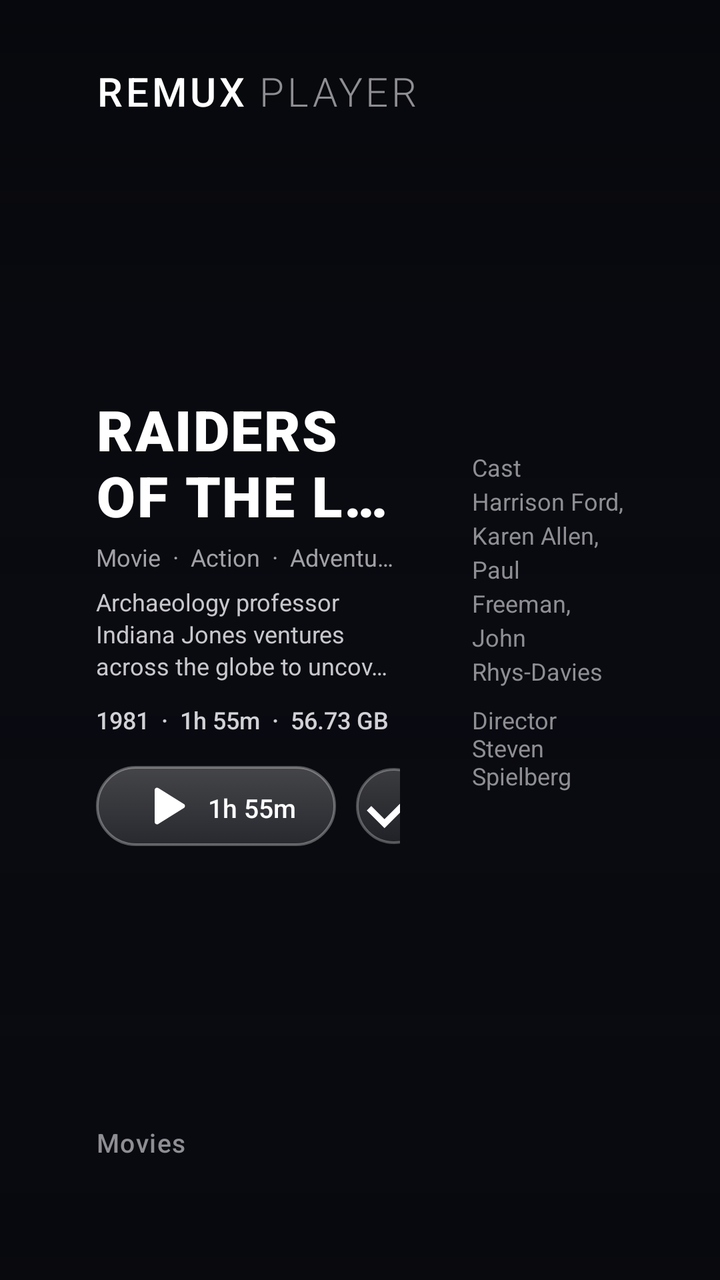
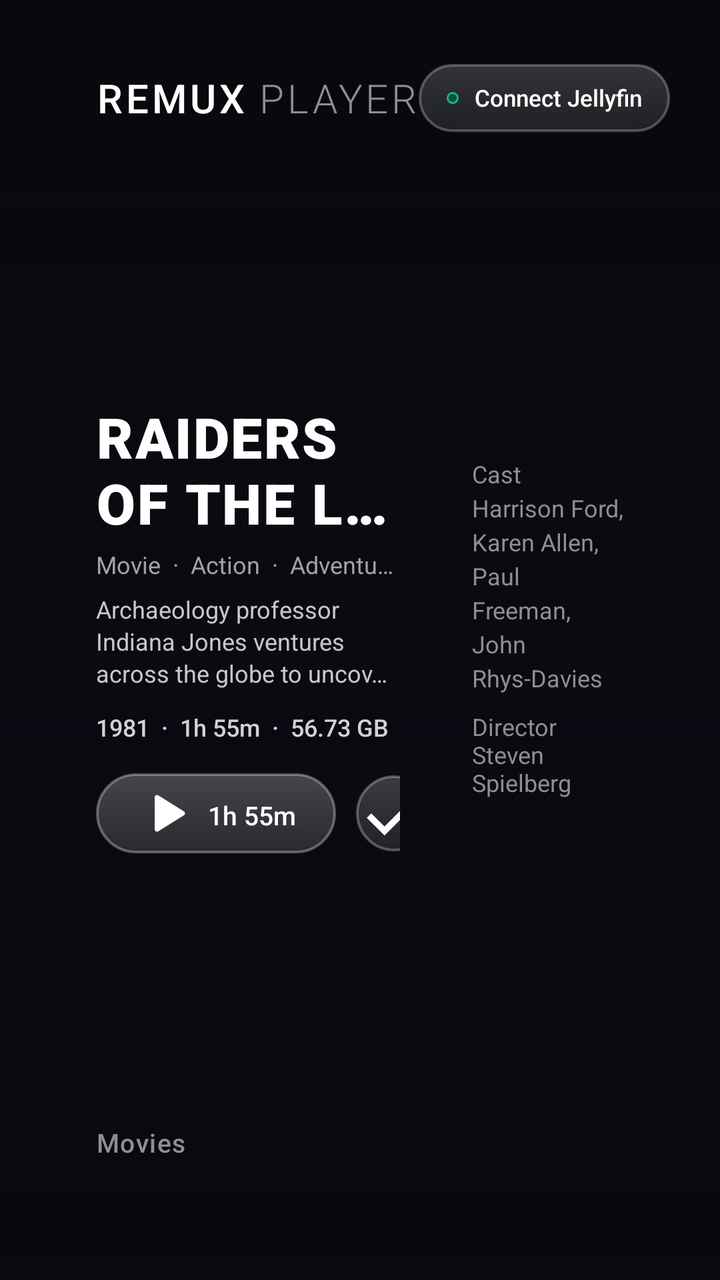

The first picture is an Android layout as it rendered before a commit; the second is the same layout after the commit. The layout source and the unified diff follow.
<!-- AndroidManifest.xml: application theme Theme.Leanback.Fullscreen -->
<!-- res/layout/activity_main.xml -->
<?xml version="1.0" encoding="utf-8"?>
<FrameLayout xmlns:android="http://schemas.android.com/apk/res/android"
    xmlns:app="http://schemas.android.com/apk/res-auto"
    android:layout_width="match_parent"
    android:layout_height="match_parent"
    android:background="#08090E">

    
    <ImageView
        android:id="@+id/ivHeroBackdrop"
        android:layout_width="match_parent"
        android:layout_height="match_parent"
        android:scaleType="centerCrop"
        android:contentDescription="Cinematic Background 1" />

    <ImageView
        android:id="@+id/ivHeroBackdropAlt"
        android:layout_width="match_parent"
        android:layout_height="match_parent"
        android:scaleType="centerCrop"
        android:alpha="0"
        android:contentDescription="Cinematic Background 2" />

    
    <View
        android:layout_width="match_parent"
        android:layout_height="match_parent"
        android:background="@drawable/bg_apple_tv_hero_scrim" />

    
    <RelativeLayout
        android:layout_width="match_parent"
        android:layout_height="match_parent"
        android:clipChildren="false"
        android:clipToPadding="false"
        android:paddingStart="48dp"
        android:paddingEnd="48dp"
        android:paddingTop="32dp"
        android:paddingBottom="28dp">

        
        <LinearLayout
            android:id="@+id/topBar"
            android:layout_width="match_parent"
            android:layout_height="wrap_content"
            android:orientation="horizontal"
            android:gravity="center_vertical">

            <LinearLayout
                android:layout_width="wrap_content"
                android:layout_height="wrap_content"
                android:orientation="horizontal"
                android:gravity="center_vertical">

                <TextView
                    android:layout_width="wrap_content"
                    android:layout_height="wrap_content"
                    android:text="REMUX"
                    android:textColor="#FFFFFF"
                    android:textSize="20sp"
                    android:fontFamily="sans-serif-medium"
                    android:letterSpacing="0.08" />

                <TextView
                    android:layout_width="wrap_content"
                    android:layout_height="wrap_content"
                    android:layout_marginStart="6dp"
                    android:text="PLAYER"
                    android:textColor="#8E8E93"
                    android:textSize="20sp"
                    android:fontFamily="sans-serif-light"
                    android:letterSpacing="0.08" />
            </LinearLayout>

            <View
                android:layout_width="0dp"
                android:layout_height="1dp"
                android:layout_weight="1" />

            
            <LinearLayout
                android:id="@+id/serverBadge"
                android:layout_width="wrap_content"
                android:layout_height="wrap_content"
                android:background="@drawable/bg_apple_tv_badge"
                android:paddingStart="12dp"
                android:paddingTop="5dp"
                android:paddingEnd="12dp"
                android:paddingBottom="5dp"
                android:gravity="center_vertical"
                android:visibility="gone">

                <View
                    android:layout_width="6dp"
                    android:layout_height="6dp"
                    android:background="@drawable/bg_badge_directplay" />

                <TextView
                    android:id="@+id/tvServerInfo"
                    android:layout_width="wrap_content"
                    android:layout_height="wrap_content"
                    android:layout_marginStart="8dp"
                    android:text="Jellyfin Guerrero · 192.168.100.108"
                    android:textColor="#D1D1D6"
                    android:textSize="11sp"
                    android:fontFamily="sans-serif-medium" />
            </LinearLayout>
        </LinearLayout>

        
        <LinearLayout
            android:id="@+id/heroContentContainer"
            android:layout_width="match_parent"
            android:layout_height="wrap_content"
            android:layout_below="@id/topBar"
            android:layout_above="@id/bottomShelfSection"
            android:layout_marginTop="6dp"
            android:layout_marginBottom="6dp"
            android:gravity="center_vertical"
            android:orientation="horizontal">

            
            <LinearLayout
                android:layout_width="0dp"
                android:layout_height="wrap_content"
                android:layout_weight="2.0"
                android:orientation="vertical">

                
                <TextView
                    android:id="@+id/tvHeroTitle"
                    android:layout_width="match_parent"
                    android:layout_height="wrap_content"
                    android:text="RAIDERS OF THE LOST ARK"
                    android:textColor="#FFFFFF"
                    android:textSize="28sp"
                    android:maxLines="2"
                    android:ellipsize="end"
                    android:fontFamily="sans-serif-black"
                    android:letterSpacing="0.03" />

                
                <TextView
                    android:id="@+id/tvHeroGenre"
                    android:layout_width="wrap_content"
                    android:layout_height="wrap_content"
                    android:layout_marginTop="4dp"
                    android:singleLine="true"
                    android:text="Movie  ·  Action  ·  Adventure  ·  1981"
                    android:textColor="#A1A1A6"
                    android:textSize="12sp"
                    android:fontFamily="sans-serif" />

                
                <TextView
                    android:id="@+id/tvHeroSynopsis"
                    android:layout_width="match_parent"
                    android:layout_height="wrap_content"
                    android:layout_marginTop="6dp"
                    android:maxLines="3"
                    android:ellipsize="end"
                    android:lineSpacingExtra="2dp"
                    android:text="Archaeology professor Indiana Jones ventures across the globe to uncover the legendary Ark of the Covenant before insidious Nazi forces can seize its ancient power."
                    android:textColor="#C7C7CC"
                    android:textSize="12sp"
                    android:fontFamily="sans-serif" />

                
                <LinearLayout
                    android:id="@+id/llBadgesRow"
                    android:layout_width="wrap_content"
                    android:layout_height="22dp"
                    android:layout_marginTop="8dp"
                    android:orientation="horizontal"
                    android:gravity="center_vertical">

                    <TextView
                        android:id="@+id/tvMetadataText"
                        android:layout_width="wrap_content"
                        android:layout_height="wrap_content"
                        android:text="1981  ·  1h 55m  ·  56.73 GB"
                        android:textColor="#D1D1D6"
                        android:textSize="12sp"
                        android:fontFamily="sans-serif-medium" />

                    
                    <TextView
                        android:id="@+id/badgeResolution"
                        android:layout_width="wrap_content"
                        android:layout_height="18dp"
                        android:layout_marginStart="12dp"
                        android:background="@drawable/bg_apple_tv_badge"
                        android:gravity="center"
                        android:includeFontPadding="false"
                        android:paddingStart="6dp"
                        android:paddingEnd="6dp"
                        android:text="4K"
                        android:textColor="#FFFFFF"
                        android:textSize="10.5sp"
                        android:fontFamily="sans-serif-bold"
                        android:letterSpacing="0.06" />

                    
                    <TextView
                        android:id="@+id/badgeHdr"
                        android:layout_width="wrap_content"
                        android:layout_height="18dp"
                        android:layout_marginStart="6dp"
                        android:background="@drawable/bg_apple_tv_badge"
                        android:gravity="center"
                        android:includeFontPadding="false"
                        android:paddingStart="6dp"
                        android:paddingEnd="6dp"
                        android:text="DOLBY VISION"
                        android:textColor="#FFFFFF"
                        android:textSize="10.5sp"
                        android:fontFamily="sans-serif-medium"
                        android:letterSpacing="0.05" />


                    
                    <TextView
                        android:id="@+id/badgeAudio"
                        android:layout_width="wrap_content"
                        android:layout_height="18dp"
                        android:layout_marginStart="6dp"
                        android:background="@drawable/bg_apple_tv_badge"
                        android:gravity="center"
                        android:includeFontPadding="false"
                        android:paddingStart="6dp"
                        android:paddingEnd="6dp"
                        android:text="DOLBY ATMOS"
                        android:textColor="#FFFFFF"
                        android:textSize="10.5sp"
                        android:fontFamily="sans-serif-medium"
                        android:letterSpacing="0.05" />

                    
                    <TextView
                        android:id="@+id/badgeChannels"
                        android:layout_width="wrap_content"
                        android:layout_height="18dp"
                        android:layout_marginStart="6dp"
                        android:background="@drawable/bg_apple_tv_badge"
                        android:gravity="center"
                        android:includeFontPadding="false"
                        android:paddingStart="6dp"
                        android:paddingEnd="6dp"
                        android:text="7.1"
                        android:textColor="#FFFFFF"
                        android:textSize="10.5sp"
                        android:fontFamily="sans-serif-bold"
                        android:letterSpacing="0.05" />
                </LinearLayout>

                
                <LinearLayout
                    android:layout_width="wrap_content"
                    android:layout_height="44dp"
                    android:layout_marginTop="10dp"
                    android:orientation="horizontal"
                    android:gravity="center_vertical">

                    
                    <Button
                        android:id="@+id/btnPlayDirect"
                        android:layout_width="wrap_content"
                        android:layout_height="40dp"
                        android:background="@drawable/bg_apple_tv_pill_primary"
                        android:drawableStart="@drawable/ic_play_arrow"
                        android:drawableTint="@color/apple_btn_text_selector"
                        android:drawablePadding="8dp"
                        android:text="1h 55m"
                        android:textColor="@color/apple_btn_text_selector"
                        android:textSize="13sp"
                        android:fontFamily="sans-serif-medium"
                        android:textAllCaps="false"
                        android:paddingStart="20dp"
                        android:paddingEnd="20dp"
                        android:focusable="true"
                        android:nextFocusDown="@+id/shelfScrollView" />

                    
                    <ImageButton
                        android:id="@+id/btnCheck"
                        android:layout_width="38dp"
                        android:layout_height="38dp"
                        android:layout_marginStart="10dp"
                        android:background="@drawable/bg_apple_tv_circle_button"
                        android:src="@drawable/ic_check"
                        android:tint="@color/apple_btn_tint_selector"
                        android:focusable="true"
                        android:nextFocusDown="@+id/shelfScrollView"
                        android:contentDescription="In Watchlist" />

                    
                    <ImageButton
                        android:id="@+id/btnDetails"
                        android:layout_width="38dp"
                        android:layout_height="38dp"
                        android:layout_marginStart="10dp"
                        android:background="@drawable/bg_apple_tv_circle_button"
                        android:src="@drawable/ic_info"
                        android:tint="@color/apple_btn_tint_selector"
                        android:focusable="true"
                        android:nextFocusDown="@+id/shelfScrollView"
                        android:contentDescription="More Info" />
                </LinearLayout>
            </LinearLayout>

            
            <LinearLayout
                android:layout_width="0dp"
                android:layout_height="wrap_content"
                android:layout_weight="1"
                android:layout_marginStart="36dp"
                android:orientation="vertical">

                <TextView
                    android:id="@+id/tvHeroCast"
                    android:layout_width="wrap_content"
                    android:layout_height="wrap_content"
                    android:text="Cast  Harrison Ford, Karen Allen, Paul Freeman, John Rhys-Davies"
                    android:textColor="#8E8E93"
                    android:textSize="12sp"
                    android:lineSpacingExtra="3dp"
                    android:fontFamily="sans-serif" />

                <TextView
                    android:id="@+id/tvHeroDirector"
                    android:layout_width="wrap_content"
                    android:layout_height="wrap_content"
                    android:layout_marginTop="8dp"
                    android:text="Director  Steven Spielberg"
                    android:textColor="#8E8E93"
                    android:textSize="12sp"
                    android:fontFamily="sans-serif" />
            </LinearLayout>
        </LinearLayout>

        
        <LinearLayout
            android:id="@+id/bottomShelfSection"
            android:layout_width="match_parent"
            android:layout_height="wrap_content"
            android:layout_alignParentBottom="true"
            android:clipChildren="false"
            android:clipToPadding="false"
            android:orientation="vertical">

            <TextView
                android:layout_width="wrap_content"
                android:layout_height="wrap_content"
                android:text="Movies"
                android:textColor="#8E8E93"
                android:textSize="13sp"
                android:letterSpacing="0.04"
                android:fontFamily="sans-serif-medium"
                android:layout_marginBottom="4dp" />

            <HorizontalScrollView
                android:id="@+id/shelfScrollView"
                android:layout_width="match_parent"
                android:layout_height="wrap_content"
                android:scrollbars="none"
                android:fadeScrollbars="false"
                android:overScrollMode="never"
                android:requiresFadingEdge="none"
                android:clipChildren="false"
                android:clipToPadding="false"
                android:paddingStart="6dp"
                android:paddingEnd="24dp"
                android:paddingTop="12dp"
                android:paddingBottom="16dp">

                <LinearLayout
                    android:id="@+id/llCardShelf"
                    android:layout_width="wrap_content"
                    android:layout_height="wrap_content"
                    android:clipChildren="false"
                    android:clipToPadding="false"
                    android:orientation="horizontal" />
            </HorizontalScrollView>
        </LinearLayout>
    </RelativeLayout>

</FrameLayout>
<!-- resources referenced by this layout -->
<resources>
  <!-- drawable bg_apple_tv_badge (drawable) -->
  <?xml version="1.0" encoding="utf-8"?>
  <shape xmlns:android="http://schemas.android.com/apk/res/android"
      android:shape="rectangle">
      <corners android:radius="3.5dp" />
      <solid android:color="#1F222830" />
      <stroke
          android:width="0.85dp"
          android:color="#45FFFFFF" />
      <padding
          android:left="6dp"
          android:top="1.5dp"
          android:right="6dp"
          android:bottom="1.5dp" />
  </shape>
  <!-- drawable bg_apple_tv_hero_scrim (drawable) -->
  <?xml version="1.0" encoding="utf-8"?>
  <shape xmlns:android="http://schemas.android.com/apk/res/android"
      android:shape="rectangle">
      <gradient
          android:type="linear"
          android:angle="270"
          android:startColor="#20000000"
          android:centerColor="#800A0C13"
          android:endColor="#F208090E" />
  </shape>
  <!-- drawable bg_badge_directplay (drawable) -->
  <?xml version="1.0" encoding="utf-8"?>
  <shape xmlns:android="http://schemas.android.com/apk/res/android" android:shape="rectangle">
      <corners android:radius="4dp" />
      <solid android:color="#064E3B" />
      <stroke android:width="1dp" android:color="#10B981" />
      <padding android:left="8dp" android:top="4dp" android:right="8dp" android:bottom="4dp" />
  </shape>
  <!-- drawable ic_check (drawable) -->
  <vector xmlns:android="http://schemas.android.com/apk/res/android"
      android:width="20dp"
      android:height="20dp"
      android:viewportWidth="24"
      android:viewportHeight="24">
      <path
          android:fillColor="#818CF8"
          android:pathData="M9,16.17L4.83,12l-1.42,1.41L9,19 21,7l-1.41,-1.41z"/>
  </vector>
  <!-- drawable ic_info (drawable) -->
  <vector xmlns:android="http://schemas.android.com/apk/res/android"
      android:width="20dp"
      android:height="20dp"
      android:viewportWidth="24"
      android:viewportHeight="24">
      <path
          android:fillColor="#FDE68A"
          android:pathData="M12,2C6.48,2 2,6.48 2,12s4.48,10 10,10 10,-4.48 10,-10S17.52,2 12,2zm1,15h-2v-6h2v6zm0,-8h-2V7h2v2z"/>
  </vector>
  <!-- drawable ic_play_arrow (drawable) -->
  <vector xmlns:android="http://schemas.android.com/apk/res/android"
      android:width="28dp"
      android:height="28dp"
      android:viewportWidth="24"
      android:viewportHeight="24">
      <path
          android:fillColor="#FFFFFF"
          android:pathData="M8,5.14v13.72c0,0.79 0.86,1.27 1.54,0.85l10.97,-6.86c0.64,-0.4 0.64,-1.31 0,-1.71L9.54,4.29C8.86,3.87 8,4.35 8,5.14z"/>
  </vector>
  <style name="Theme.Leanback.Fullscreen" parent="Theme.Leanback">
          <item name="android:windowNoTitle">true</item>
          <item name="android:windowActionBar">false</item>
          <item name="android:windowFullscreen">true</item>
          <item name="android:windowContentOverlay">@null</item>
      </style>
  <!-- unchanged entries left out for length: 2 -->
</resources>

<!-- the commit's change to res/layout/activity_main.xml (unified diff, before → after) -->
@@ -81,16 +81,20 @@
             <LinearLayout
                 android:id="@+id/serverBadge"
                 android:layout_width="wrap_content"
-                android:layout_height="wrap_content"
-                android:background="@drawable/bg_apple_tv_badge"
-                android:paddingStart="12dp"
-                android:paddingTop="5dp"
-                android:paddingEnd="12dp"
-                android:paddingBottom="5dp"
+                android:layout_height="34dp"
+                android:background="@drawable/bg_apple_tv_pill_secondary"
+                android:paddingStart="14dp"
+                android:paddingTop="4dp"
+                android:paddingEnd="14dp"
+                android:paddingBottom="4dp"
                 android:gravity="center_vertical"
-                android:visibility="gone">
+                android:focusable="true"
+                android:clickable="true"
+                android:nextFocusDown="@+id/btnPlayDirect"
+                android:visibility="visible">
 
                 <View
+                    android:id="@+id/serverStatusDot"
                     android:layout_width="6dp"
                     android:layout_height="6dp"
                     android:background="@drawable/bg_badge_directplay" />
@@ -100,9 +104,10 @@
                     android:layout_width="wrap_content"
                     android:layout_height="wrap_content"
                     android:layout_marginStart="8dp"
-                    android:text="Jellyfin Guerrero · 192.168.100.108"
-                    android:textColor="#D1D1D6"
-                    android:textSize="11sp"
+                    android:duplicateParentState="true"
+                    android:text="Connect Jellyfin"
+                    android:textColor="@color/apple_btn_text_selector"
+                    android:textSize="11.5sp"
                     android:fontFamily="sans-serif-medium" />
             </LinearLayout>
         </LinearLayout>
@@ -278,6 +283,7 @@
                         android:paddingStart="20dp"
                         android:paddingEnd="20dp"
                         android:focusable="true"
+                        android:nextFocusUp="@+id/serverBadge"
                         android:nextFocusDown="@+id/shelfScrollView" />
 
                     
@@ -290,8 +296,9 @@
                         android:src="@drawable/ic_check"
                         android:tint="@color/apple_btn_tint_selector"
                         android:focusable="true"
+                        android:nextFocusUp="@+id/serverBadge"
                         android:nextFocusDown="@+id/shelfScrollView"
-                        android:contentDescription="In Watchlist" />
+                        android:contentDescription="Toggle Watched" />
 
                     
                     <ImageButton
@@ -303,8 +310,9 @@
                         android:src="@drawable/ic_info"
                         android:tint="@color/apple_btn_tint_selector"
                         android:focusable="true"
+                        android:nextFocusUp="@+id/serverBadge"
                         android:nextFocusDown="@+id/shelfScrollView"
-                        android:contentDescription="More Info" />
+                        android:contentDescription="Movie Details" />
                 </LinearLayout>
             </LinearLayout>
 
<!-- resource entries referenced after the edit -->
@@ -26,6 +26,7 @@
           android:centerColor="#800A0C13"
           android:endColor="#F208090E" />
   </shape>
+  <!-- drawable bg_apple_tv_pill_secondary: vector/xml drawable (drawable, 2002 chars, omitted) -->
   <!-- drawable bg_badge_directplay (drawable) -->
   <?xml version="1.0" encoding="utf-8"?>
   <shape xmlns:android="http://schemas.android.com/apk/res/android" android:shape="rectangle">
